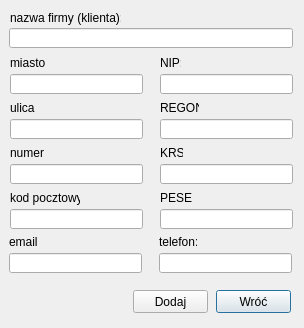
Qt form addclients.ui (DzimiX/ProgramSprzedazowy) before a commit.
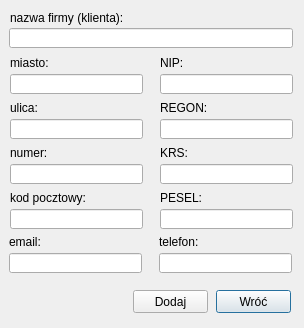
The same form after that commit.

Patch:
```diff
--- a/addclients.ui
+++ b/addclients.ui
@@ -58,7 +58,7 @@
     <rect>
      <x>160</x>
      <y>190</y>
-     <width>33</width>
+     <width>121</width>
      <height>16</height>
     </rect>
    </property>
@@ -71,7 +71,7 @@
     <rect>
      <x>160</x>
      <y>145</y>
-     <width>23</width>
+     <width>101</width>
      <height>16</height>
     </rect>
    </property>
@@ -114,7 +114,7 @@
     <rect>
      <x>10</x>
      <y>145</y>
-     <width>34</width>
+     <width>91</width>
      <height>16</height>
     </rect>
    </property>
@@ -127,7 +127,7 @@
     <rect>
      <x>10</x>
      <y>100</y>
-     <width>25</width>
+     <width>101</width>
      <height>16</height>
     </rect>
    </property>
@@ -140,7 +140,7 @@
     <rect>
      <x>159</x>
      <y>234</y>
-     <width>38</width>
+     <width>101</width>
      <height>16</height>
     </rect>
    </property>
@@ -166,7 +166,7 @@
     <rect>
      <x>9</x>
      <y>234</y>
-     <width>28</width>
+     <width>121</width>
      <height>16</height>
     </rect>
    </property>
@@ -179,7 +179,7 @@
     <rect>
      <x>160</x>
      <y>100</y>
-     <width>39</width>
+     <width>121</width>
      <height>16</height>
     </rect>
    </property>
@@ -222,7 +222,7 @@
     <rect>
      <x>10</x>
      <y>55</y>
-     <width>35</width>
+     <width>111</width>
      <height>16</height>
     </rect>
    </property>
@@ -235,7 +235,7 @@
     <rect>
      <x>10</x>
      <y>10</y>
-     <width>111</width>
+     <width>181</width>
      <height>16</height>
     </rect>
    </property>
@@ -261,7 +261,7 @@
     <rect>
      <x>10</x>
      <y>190</y>
-     <width>70</width>
+     <width>121</width>
      <height>16</height>
     </rect>
    </property>
@@ -284,7 +284,7 @@
     <rect>
      <x>160</x>
      <y>55</y>
-     <width>21</width>
+     <width>81</width>
      <height>16</height>
     </rect>
    </property>
```
